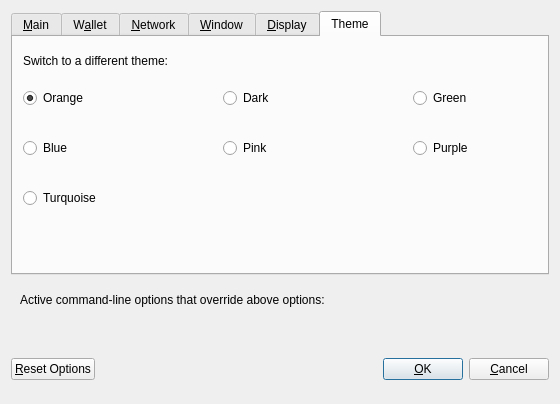
This is src/qt/forms/optionsdialog.ui in thelonecrouton/bitcredit as Qt 5 draws it before an edit. The edited form follows.
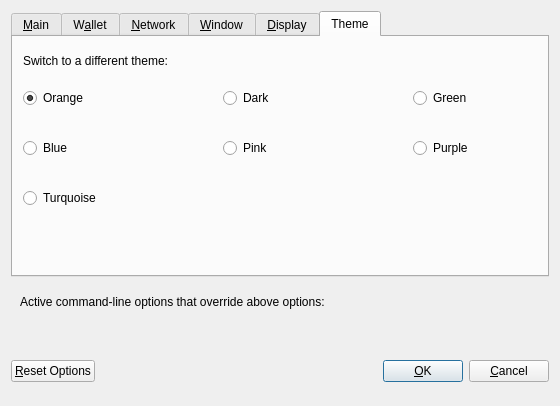
This is the edited form. The open tabs and pages were chosen to show the change. Custom widgets are drawn as their Qt base class.

```diff
--- a/src/qt/forms/optionsdialog.ui
+++ b/src/qt/forms/optionsdialog.ui
@@ -7,7 +7,7 @@
     <x>0</x>
     <y>0</y>
     <width>560</width>
-    <height>404</height>
+    <height>406</height>
    </rect>
   </property>
   <property name="windowTitle">
```
Left out of the diff: 2 changed lines with no effect on the pictures.
